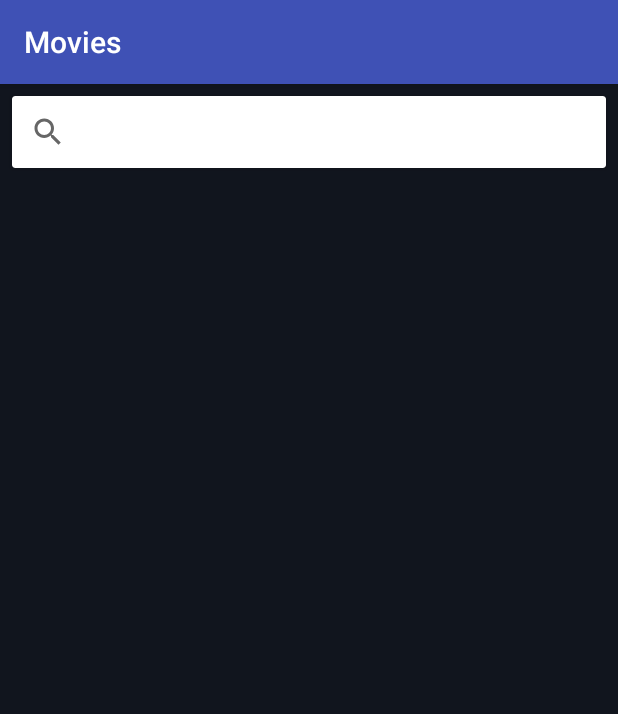
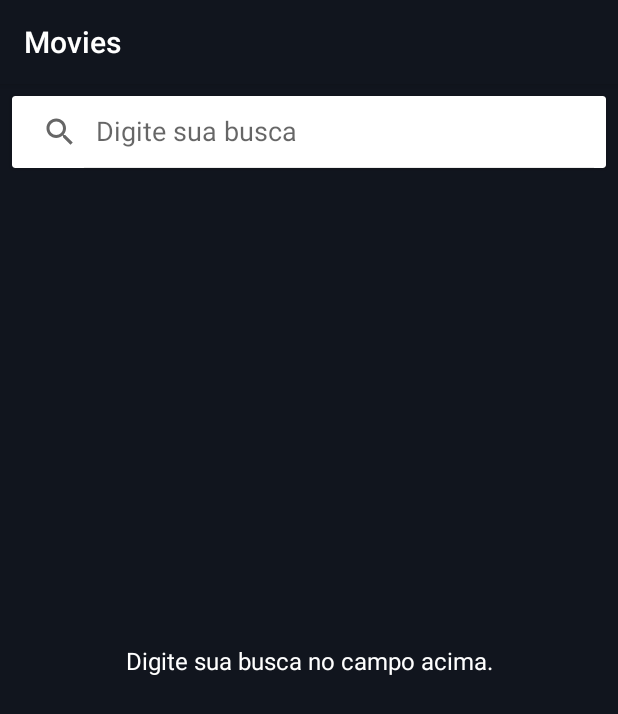
Before and after one commit to rodolfoasarabo/Estudo, an Android app: the screen it shows after launch (MainActivity before the commit, SearchActivity after it), on a phone screen of 412 x 824 dp. Shown: the top 714 px of the screen. Run offline under Robolectric (Android 15) with nearby library versions, the phone set to English and light mode, and no system bars.

Commit message:
Ajustes de layout na tela de busca

```diff
--- a/app/src/main/AndroidManifest.xml
+++ b/app/src/main/AndroidManifest.xml
@@ -11,7 +11,7 @@
         android:roundIcon="@mipmap/ic_launcher_round"
         android:supportsRtl="true"
         android:theme="@style/AppTheme">
-        <activity android:name=".view.MainActivity">
+        <activity android:name=".view.SearchActivity">
             <intent-filter>
                 <action android:name="android.intent.action.MAIN"/>
 
--- a/app/src/main/java/com/poppin/movies/Retrofit/MoviesService.java
+++ b/app/src/main/java/com/poppin/movies/retrofit/MoviesService.java
@@ -1,4 +1,4 @@
-package com.poppin.movies.Retrofit;
+package com.poppin.movies.retrofit;
 
 import com.poppin.movies.models.MovieDetail;
 import com.poppin.movies.models.RetornoBusca;
--- a/app/src/main/java/com/poppin/movies/view/MainActivity.java
+++ b/app/src/main/java/com/poppin/movies/view/SearchActivity.java
@@ -1,31 +1,23 @@
 package com.poppin.movies.view;
 
-import android.graphics.Bitmap;
-import android.graphics.BitmapFactory;
-import android.os.AsyncTask;
 import android.os.Bundle;
-import android.support.v4.content.ContextCompat;
+import android.support.constraint.ConstraintLayout;
 import android.support.v7.app.AppCompatActivity;
-import android.support.v7.graphics.Palette;
 import android.support.v7.widget.GridLayoutManager;
 import android.support.v7.widget.RecyclerView;
 import android.support.v7.widget.SearchView;
 import android.util.Log;
 import android.view.View;
+import android.widget.ProgressBar;
 import android.widget.TextView;
 
 import com.poppin.movies.R;
-import com.poppin.movies.Retrofit.MoviesService;
+import com.poppin.movies.retrofit.MoviesService;
 import com.poppin.movies.adapter.MoviesAdapter;
 import com.poppin.movies.models.Movies;
 import com.poppin.movies.models.RetornoBusca;
 import com.poppin.movies.utils.Constants;
 
-import java.io.IOException;
-import java.io.InputStream;
-import java.net.HttpURLConnection;
-import java.net.MalformedURLException;
-import java.net.URL;
 import java.util.List;
 
 import retrofit2.Call;
@@ -34,12 +26,16 @@ import retrofit2.Response;
 import retrofit2.Retrofit;
 import retrofit2.converter.gson.GsonConverterFactory;
 
-public class MainActivity extends AppCompatActivity implements SearchView.OnQueryTextListener, MoviesAdapter.OnItemClickListener {
+public class SearchActivity extends AppCompatActivity implements SearchView.OnQueryTextListener, MoviesAdapter.OnItemClickListener {
 
     private Retrofit retrofit;
     private MoviesService service;
 
     private TextView txt;
+    private TextView txtEmptyView;
+
+    private ConstraintLayout emptyView;
+    private ProgressBar progressBar;
 
     private RetornoBusca retornoBusca;
     private List<Movies> moviesList;
@@ -50,10 +46,14 @@ public class MainActivity extends AppCompatActivity implements SearchView.OnQuer
         super.onCreate(savedInstanceState);
         setContentView(R.layout.activity_main);
         configRetrofit();
-
         SearchView sv = findViewById(R.id.svMovies);
         rvMovies = findViewById(R.id.rvMovies);
-
+        emptyView = findViewById(R.id.emptyView);
+        progressBar = findViewById(R.id.progressBar);
+        txtEmptyView = findViewById(R.id.txtEmptyView);
+        sv.setQueryHint("Digite sua busca");
+        emptyView(true, R.string.empty_nao_buscou);
+        progress(false);
         sv.setOnQueryTextListener(this);
     }
 
@@ -71,25 +71,44 @@ public class MainActivity extends AppCompatActivity implements SearchView.OnQuer
         chamada.enqueue(new Callback<RetornoBusca>() {
             @Override
             public void onResponse(Call<RetornoBusca> call, Response<RetornoBusca> response) {
+                progress(false);
                 if (response.body() != null) {
                     Log.e("Teste", response.body().toString());
                     retornoBusca = response.body();
-                    moviesList = retornoBusca.Search;
-                    for (Movies f : retornoBusca.Search) {
-                        Log.e("Teste", f.Title);
-                        Log.e("Teste", f.Year);
-                        Log.e("Teste", f.imdbID);
+                    if(retornoBusca.Search != null) {
+                        emptyView(false, 0);
+                        moviesList = retornoBusca.Search;
+                        setupRecycler(moviesList);
+                    } else {
+                        emptyView(true, R.string.empty_nao_encontrado);
                     }
-
-                    setupRecycler(moviesList);
                 }
             }
 
             @Override
             public void onFailure(Call<RetornoBusca> call, Throwable t) {
+                progress(false);
                 Log.e("Error", t.getMessage());
             }
         });
+    }
+
+    private void emptyView(boolean b, int valor){
+        if (b){
+            txtEmptyView.setText(valor);
+            emptyView.setVisibility(View.VISIBLE);
+            rvMovies.setVisibility(View.GONE);
+        } else {
+            emptyView.setVisibility(View.GONE);
+            rvMovies.setVisibility(View.VISIBLE);
+        }
+    }
+
+    private void progress(boolean b){
+        if(b)
+            progressBar.setVisibility(View.VISIBLE);
+        else
+            progressBar.setVisibility(View.INVISIBLE);
     }
 
     private void setupRecycler(List<Movies> moviesList) {
@@ -104,14 +123,21 @@ public class MainActivity extends AppCompatActivity implements SearchView.OnQuer
     @Override
     public boolean onQueryTextSubmit(String text) {
         Log.e("Texto", text);
+        progress(true);
+        emptyView(false, 0);
         buscar(text);
         return true;
     }
 
     @Override
     public boolean onQueryTextChange(String s) {
+        if (s.equals("")){
+            emptyView(true, R.string.empty_nao_buscou);
+        }
         return false;
     }
+
+
 
     @Override
     public void onClick(View view, int position, String imdbID) {
--- a/app/src/main/res/layout/activity_main.xml
+++ b/app/src/main/res/layout/activity_main.xml
@@ -5,7 +5,7 @@
     android:layout_width="match_parent"
     android:layout_height="match_parent"
     android:background="#11151e"
-    tools:context=".view.MainActivity">
+    tools:context=".view.SearchActivity">
 
     <android.support.v7.widget.CardView
         android:id="@+id/cardSearch"
@@ -19,7 +19,8 @@
         <android.support.v7.widget.SearchView
             android:id="@+id/svMovies"
             android:layout_width="match_parent"
-            android:layout_height="match_parent" />
+            android:layout_height="match_parent"
+            app:iconifiedByDefault="false" />
 
     </android.support.v7.widget.CardView>
 
@@ -30,9 +31,48 @@
         android:layout_marginEnd="8dp"
         android:layout_marginStart="8dp"
         android:layout_marginTop="8dp"
+        android:visibility="gone"
         app:layout_constraintBottom_toBottomOf="parent"
         app:layout_constraintEnd_toEndOf="parent"
         app:layout_constraintStart_toStartOf="parent"
         app:layout_constraintTop_toBottomOf="@+id/cardSearch" />
 
+    <android.support.constraint.ConstraintLayout
+        android:id="@+id/emptyView"
+        android:layout_width="match_parent"
+        android:layout_height="match_parent"
+        android:visibility="gone"
+        app:layout_constraintBottom_toBottomOf="parent"
+        app:layout_constraintEnd_toEndOf="parent"
+        app:layout_constraintStart_toStartOf="parent"
+        app:layout_constraintTop_toTopOf="parent">
+
+        <TextView
+            android:id="@+id/txtEmptyView"
+            android:layout_width="0dp"
+            android:layout_height="wrap_content"
+            android:layout_marginBottom="8dp"
+            android:layout_marginEnd="32dp"
+            android:layout_marginStart="32dp"
+            android:layout_marginTop="8dp"
+            tools:text="Nenhum filme encontrado. Por favor, refine sua busca digitando no campo acima"
+            android:textAlignment="center"
+            android:textColor="@android:color/white"
+            android:textSize="16sp"
+            app:layout_constraintBottom_toBottomOf="parent"
+            app:layout_constraintEnd_toEndOf="parent"
+            app:layout_constraintStart_toStartOf="parent"
+            app:layout_constraintTop_toTopOf="parent" />
+
+    </android.support.constraint.ConstraintLayout>
+
+    <ProgressBar
+        android:id="@+id/progressBar"
+        android:layout_width="wrap_content"
+        android:layout_height="wrap_content"
+        app:layout_constraintBottom_toBottomOf="parent"
+        app:layout_constraintEnd_toEndOf="parent"
+        app:layout_constraintStart_toStartOf="parent"
+        app:layout_constraintTop_toTopOf="parent" />
+
 </android.support.constraint.ConstraintLayout>
--- a/app/src/main/res/values/colors.xml
+++ b/app/src/main/res/values/colors.xml
@@ -1,6 +1,6 @@
 <?xml version="1.0" encoding="utf-8"?>
 <resources>
-    <color name="colorPrimary">#3F51B5</color>
-    <color name="colorPrimaryDark">#303F9F</color>
-    <color name="colorAccent">#FF4081</color>
+    <color name="colorPrimary">#11151e</color>
+    <color name="colorPrimaryDark">#0d111c</color>
+    <color name="colorAccent">#fce91e</color>
 </resources>
--- a/app/src/main/res/values/strings.xml
+++ b/app/src/main/res/values/strings.xml
@@ -1,3 +1,5 @@
 <resources>
     <string name="app_name">Movies</string>
+    <string name="empty_nao_encontrado">Nenhum filme encontrado.</string>
+    <string name="empty_nao_buscou">Digite sua busca no campo acima.</string>
 </resources>
```
Also changed, not shown: app/src/main/java/com/poppin/movies/adapter/MoviesAdapter.java (+9 -2 lines), app/src/main/res/drawable/ic_movie.xml (added, +9 -0 lines), app/src/main/res/layout/listitem_movie.xml (+9 -6 lines), app/src/main/res/mipmap-xhdpi/clapperboard.png (added).
